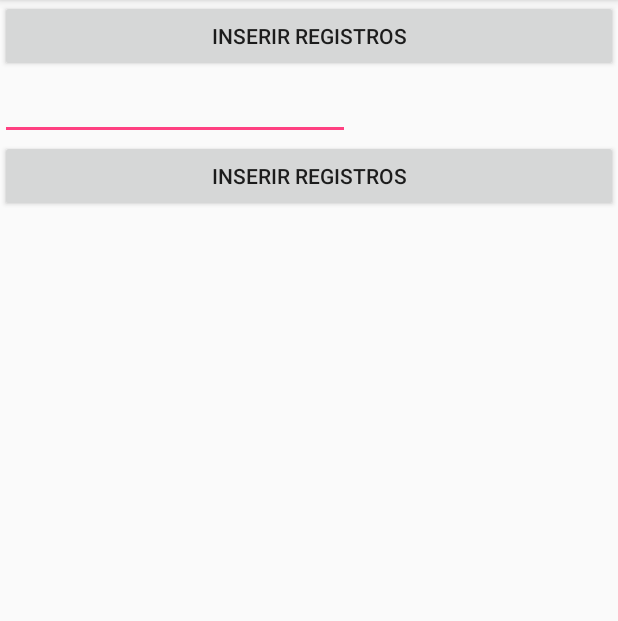
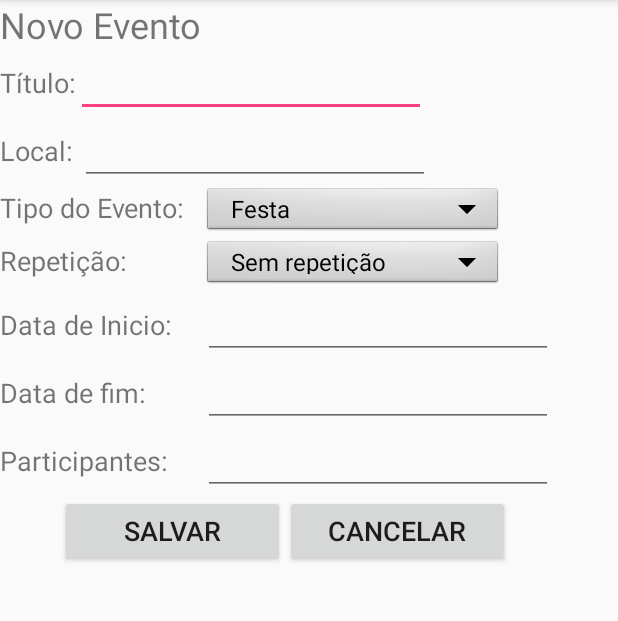
Before and after one commit to kelvinkz/krdcer70, an Android app: the screen it shows after launch (ListEventActivity before the commit, NewEventActivity after it), after a tap on an icon or button, on a phone screen of 412 x 824 dp, the part 84-705 px from its top. Run offline under Robolectric (Android 15) with nearby library versions, the phone set to English and light mode, and no system bars.

Commit message:
new listview / tela novo compromisso // teste de inserir compromisso

```diff
--- a/AgendaN70/app/src/main/AndroidManifest.xml
+++ b/AgendaN70/app/src/main/AndroidManifest.xml
@@ -17,7 +17,6 @@
         </activity>
         <activity android:name=".NewEventActivity" />
         <activity android:name=".EditEventActivity" />
-        <activity android:name=".ListEventActivity"></activity>
     </application>
 
 </manifest>
--- a/AgendaN70/app/src/main/java/com/engenharia/agendan70/ListEventActivity.java
+++ /dev/null
@@ -1,54 +0,0 @@
-package com.engenharia.agendan70;
-
-import android.database.Cursor;
-import android.support.v7.app.AppCompatActivity;
-import android.os.Bundle;
-import android.view.View;
-import android.widget.CursorAdapter;
-import android.widget.EditText;
-import android.widget.ListView;
-import android.widget.SimpleCursorAdapter;
-
-public class ListEventActivity extends AppCompatActivity {
-
-    private ListView listView;
-    private CursorAdapter dataSource;
-    private static final String campos[] = {"DESCRICAO", "_id"};
-    Cursor cursor;
-    private EditText descricao;
-
-    @Override
-    protected void onCreate(Bundle savedInstanceState) {
-        super.onCreate(savedInstanceState);
-        setContentView(R.layout.activity_list_event);
-
-        listView = (ListView) findViewById(R.id.listView1);
-        descricao = (EditText) findViewById(R.id.descricao);
-
-        AcessoBanco.getInstance(this).open();
-        cursor = AcessoBanco.getInstance(this).selectEvento(0);
-        AcessoBanco.getInstance(this).close();
-
-        //cria cursor que será exibido na tela, nele serão exibidos
-        //todos os contatos cadastrados
-       dataSource = new SimpleCursorAdapter(this, R.layout.formulario, cursor, campos, new int[] {R.id.campoDescricao, R.id.campoID});
-        //relaciona o dataSource ao próprio listview
-       listView.setAdapter(dataSource);
-    }
-
-    public void btnInserir(View view) {
-
-        AcessoBanco.getInstance(this).open();
-        AcessoBanco.getInstance(this).insertEvento(descricao.getText().toString());
-        descricao.setText("");
-        AcessoBanco.getInstance(this).close();
-        listView.refreshDrawableState();
-    }
-
-    public void btnApagar(View view) {
-
-        AcessoBanco.getInstance(this).open();
-        AcessoBanco.getInstance(this).deleteEvento();
-        AcessoBanco.getInstance(this).close();
-    }
-}
--- a/AgendaN70/app/src/main/java/com/engenharia/agendan70/MainActivity.java
+++ b/AgendaN70/app/src/main/java/com/engenharia/agendan70/MainActivity.java
@@ -1,51 +1,61 @@
 package com.engenharia.agendan70;
 
 import android.content.Intent;
+import android.database.Cursor;
 import android.os.Bundle;
 import android.support.v7.app.AppCompatActivity;
 import android.view.View;
 import android.widget.CalendarView;
+import android.widget.CursorAdapter;
+import android.widget.ListView;
+import android.widget.SimpleCursorAdapter;
 import android.widget.Toast;
 
 public class MainActivity extends AppCompatActivity {
 
-    CalendarView calendar;
+    private CalendarView calendar;
+    private ListView listView;
 
     @Override
     protected void onCreate(Bundle savedInstanceState) {
         super.onCreate(savedInstanceState);
         setContentView(R.layout.activity_main);
 
+        listView = (ListView) findViewById(R.id.listView);
+        calendar = (CalendarView) findViewById(R.id.calendarView);
+
         initializeCalendar();
     }
 
     public void initializeCalendar() {
         calendar = (CalendarView) findViewById(R.id.calendarView);
-
         calendar.setShowWeekNumber(false);
-
         calendar.setFirstDayOfWeek(2);
-
         calendar.setSelectedWeekBackgroundColor(getResources().getColor(R.color.green));
-
         calendar.setUnfocusedMonthDateColor(getResources().getColor(R.color.blue));
-
         calendar.setWeekSeparatorLineColor(getResources().getColor(R.color.blue));
-
         calendar.setSelectedDateVerticalBar(R.color.darkgreen);
-
         calendar.setOnDateChangeListener(new CalendarView.OnDateChangeListener() {
-
-            //show the selected date as a toast
             @Override
             public void onSelectedDayChange(CalendarView view, int year, int month, int day) {
                 Toast.makeText(getApplicationContext(), day + "/" + month + "/" + year, Toast.LENGTH_LONG).show();
+                updateListView();
             }
         });
     }
 
+    public void updateListView() {
+
+        AcessoBanco.getInstance(this).open();
+        Cursor cursor = AcessoBanco.getInstance(this).selectCompromisso(0);
+        AcessoBanco.getInstance(this).close();
+
+        CursorAdapter dataSource = new SimpleCursorAdapter(this, R.layout.formulario, cursor, new String[] {"DESCRICAO", "DATA"}, new int[]{R.id.campoTitulo, R.id.campoData});
+        listView.setAdapter(dataSource);
+    }
+
     public void gotoNewEvent(View view) {
-        Intent intent = new Intent(this, ListEventActivity.class);
+        Intent intent = new Intent(this, NewEventActivity.class);
         startActivity(intent);
     }
 }
--- a/AgendaN70/app/src/main/java/com/engenharia/agendan70/NewEventActivity.java
+++ b/AgendaN70/app/src/main/java/com/engenharia/agendan70/NewEventActivity.java
@@ -5,23 +5,60 @@ import android.os.Bundle;
 import android.support.v7.app.AppCompatActivity;
 import android.view.View;
 import android.widget.ArrayAdapter;
+import android.widget.EditText;
 import android.widget.Spinner;
 
+import java.text.DateFormat;
+import java.text.ParseException;
+import java.text.SimpleDateFormat;
+import java.util.Date;
+
 public class NewEventActivity extends AppCompatActivity {
+
+    private EditText campoTitulo;
+    private EditText campoLocal;
+    private Spinner campoTipoEvento;
+    private Spinner campoRepeticao;
+    private EditText campoDataInicio;
+    private EditText campoDataFim;
+    private EditText campoParticipante;
 
     @Override
     protected void onCreate(Bundle savedInstanceState) {
         super.onCreate(savedInstanceState);
         setContentView(R.layout.activity_new_event);
-        Spinner dropdown = (Spinner)findViewById(R.id.spinner1);
-        String[] items = new String[]{"Sem repetição", "Diariamente", "Semanalmente", "Mensalmente", "Anualmente"};
-        ArrayAdapter<String> adapter = new ArrayAdapter<String>(this, android.R.layout.simple_spinner_dropdown_item, items);
-        dropdown.setAdapter(adapter);
+
+        campoTitulo = (EditText) findViewById(R.id.campoTitulo);
+        campoLocal = (EditText) findViewById(R.id.campoLocal);
+        campoTipoEvento = (Spinner) findViewById(R.id.campoTipoEvento);
+        campoRepeticao = (Spinner) findViewById(R.id.campoRepeticao);
+        campoDataInicio = (EditText) findViewById(R.id.campoDataInicio);
+        campoDataFim = (EditText) findViewById(R.id.campoDataFim);
+        campoParticipante = (EditText) findViewById(R.id.campoParticipante);
+
+        ArrayAdapter<String> adapterTipoEvento = new ArrayAdapter<>(this, android.R.layout.simple_spinner_dropdown_item, new String[]{"Festa", "Casamento", "Reuniao", "Outro"});
+        campoTipoEvento.setAdapter(adapterTipoEvento);
+
+        ArrayAdapter<String> adapterRepeticao = new ArrayAdapter<>(this, android.R.layout.simple_spinner_dropdown_item, new String[]{"Sem repetição", "Diariamente", "Semanalmente", "Mensalmente", "Anualmente"});
+        campoRepeticao.setAdapter(adapterRepeticao);
     }
 
     public void gotoSalvar(View view) {
 
+        DateFormat formatter = new SimpleDateFormat("dd/MM/yyyy");
+
+        Date date = null;
+        try {
+            date = formatter.parse(campoDataInicio.getText().toString());
+        } catch (ParseException e) {
+            e.printStackTrace();
+        }
+
         // TODO: ACAO DE SALVAR AQUI
+        AcessoBanco.getInstance(this).open();
+        AcessoBanco.getInstance(this).insertCompromisso(date, campoTitulo.getText().toString(), 4, campoLocal.getText().toString());
+        AcessoBanco.getInstance(this).close();
+
 
         Intent intent = new Intent(this, MainActivity.class);
         startActivity(intent);
--- a/AgendaN70/app/src/main/res/layout/activity_list_event.xml
+++ /dev/null
@@ -1,33 +0,0 @@
-<?xml version="1.0" encoding="utf-8"?>
-<LinearLayout xmlns:android="http://schemas.android.com/apk/res/android"
-    xmlns:tools="http://schemas.android.com/tools"
-    android:layout_width="match_parent"
-    android:layout_height="match_parent"
-    android:orientation="vertical"
-    tools:context="com.engenharia.agendan70.ListEventActivity">
-
-    <Button
-        android:id="@+id/btnInserir"
-        android:layout_width="fill_parent"
-        android:layout_height="wrap_content"
-        android:text="Inserir registros"
-        android:onClick="btnInserir"/>
-
-    <EditText
-        android:layout_width="350px"
-        android:layout_height="wrap_content"
-        android:id="@+id/descricao"/>
-
-    <Button
-        android:id="@+id/btnApagar"
-        android:layout_width="fill_parent"
-        android:layout_height="wrap_content"
-        android:text="Inserir registros"
-        android:onClick="btnApagar"/>
-
-    <ListView
-        android:id="@+id/listView1"
-        android:layout_width="fill_parent"
-        android:layout_height="wrap_content" >
-    </ListView>
-</LinearLayout>
--- a/AgendaN70/app/src/main/res/layout/activity_new_event.xml
+++ b/AgendaN70/app/src/main/res/layout/activity_new_event.xml
@@ -24,7 +24,7 @@
         <EditText
             android:layout_width="350px"
             android:layout_height="wrap_content"
-            android:id="@+id/titulo"
+            android:id="@+id/campoTitulo"
             android:textSize="18sp"/>
     </LinearLayout>
 
@@ -40,7 +40,7 @@
         <EditText
             android:layout_width="350px"
             android:layout_height="wrap_content"
-            android:id="@+id/local"
+            android:id="@+id/campoLocal"
             android:textSize="18sp"/>
     </LinearLayout>
 
@@ -49,14 +49,14 @@
         android:layout_height="wrap_content"
         android:orientation="horizontal">
         <TextView
-            android:layout_width="fill_parent"
+            android:layout_width="135dp"
             android:layout_height="wrap_content"
-            android:text="Tipo do Evento: "
+            android:text="Tipo do Evento:"
             android:textSize="18sp"/>
         <Spinner
-            android:id="@+id/spinner0"
+            android:id="@+id/campoTipoEvento"
             android:layout_width="200dp"
-            android:layout_height="30dp"
+            android:layout_height="35dp"
             android:background="@android:drawable/btn_dropdown"
             android:spinnerMode="dropdown" />
     </LinearLayout>
@@ -66,14 +66,14 @@
         android:layout_height="wrap_content"
         android:orientation="horizontal">
         <TextView
-            android:layout_width="fill_parent"
+            android:layout_width="135dp"
             android:layout_height="wrap_content"
-            android:text="Repetição:          "
+            android:text="Repetição:"
             android:textSize="18sp"/>
         <Spinner
-            android:id="@+id/spinner1"
+            android:id="@+id/campoRepeticao"
             android:layout_width="200dp"
-            android:layout_height="30dp"
+            android:layout_height="35dp"
             android:background="@android:drawable/btn_dropdown"
             android:spinnerMode="dropdown" />
     </LinearLayout>
@@ -83,16 +83,15 @@
         android:layout_height="wrap_content"
         android:orientation="horizontal">
         <TextView
-            android:layout_width="fill_parent"
+            android:layout_width="135dp"
             android:layout_height="wrap_content"
-            android:text="@string/iniciaem"
+            android:text="Data de Inicio:"
             android:textSize="18sp"/>
         <EditText
-            android:id="@+id/dt_inicio"
-            android:layout_width="fill_parent"
+            android:id="@+id/campoDataInicio"
+            android:layout_width="350px"
             android:layout_height="wrap_content"
-            android:enabled="false"
-            android:textSize="18sp"/>
+            android:inputType="date"/>
     </LinearLayout>
 
     <LinearLayout
@@ -100,16 +99,15 @@
         android:layout_height="wrap_content"
         android:orientation="horizontal">
         <TextView
-            android:layout_width="fill_parent"
+            android:layout_width="135dp"
             android:layout_height="wrap_content"
-            android:text="Data de fim: "
+            android:text="Data de fim:"
             android:textSize="18sp"/>
         <EditText
-            android:id="@+id/dt_fim"
-            android:layout_width="fill_parent"
+            android:id="@+id/campoDataFim"
+            android:layout_width="350px"
             android:layout_height="wrap_content"
-            android:enabled="false"
-            android:textSize="18sp"/>
+            android:inputType="date"/>
     </LinearLayout>
 
     <LinearLayout
@@ -117,14 +115,14 @@
         android:layout_height="wrap_content"
         android:orientation="horizontal">
         <TextView
-            android:layout_width="wrap_content"
+            android:layout_width="135dp"
             android:layout_height="wrap_content"
             android:text="Participantes: "
             android:textSize="18sp"/>
         <EditText
             android:layout_width="350px"
             android:layout_height="wrap_content"
-            android:id="@+id/participante"
+            android:id="@+id/campoParticipante"
             android:textSize="18sp"/>
 
     </LinearLayout>
@@ -135,15 +133,15 @@
         android:orientation="horizontal">
         <Button
             android:id="@+id/bt_concluido"
-            android:layout_width="wrap_content"
+            android:layout_width="150dp"
             android:layout_height="wrap_content"
             android:text="@string/salvar"
             android:onClick="gotoSalvar"
-
-            android:textSize="18sp"/>
+            android:textSize="18sp"
+            android:layout_marginLeft="40dp"/>
         <Button
             android:id="@+id/bt_cancelar"
-            android:layout_width="wrap_content"
+            android:layout_width="150dp"
             android:layout_height="wrap_content"
             android:text="@string/cancelar"
             android:onClick="gotoCancelar"
```
Also changed, not shown: AgendaN70/app/src/main/java/com/engenharia/agendan70/AcessoBanco.java (+2 -5 lines), AgendaN70/app/src/main/res/layout/activity_main.xml (+12 -13 lines), AgendaN70/app/src/main/res/layout/formulario.xml (+29 -15 lines).
